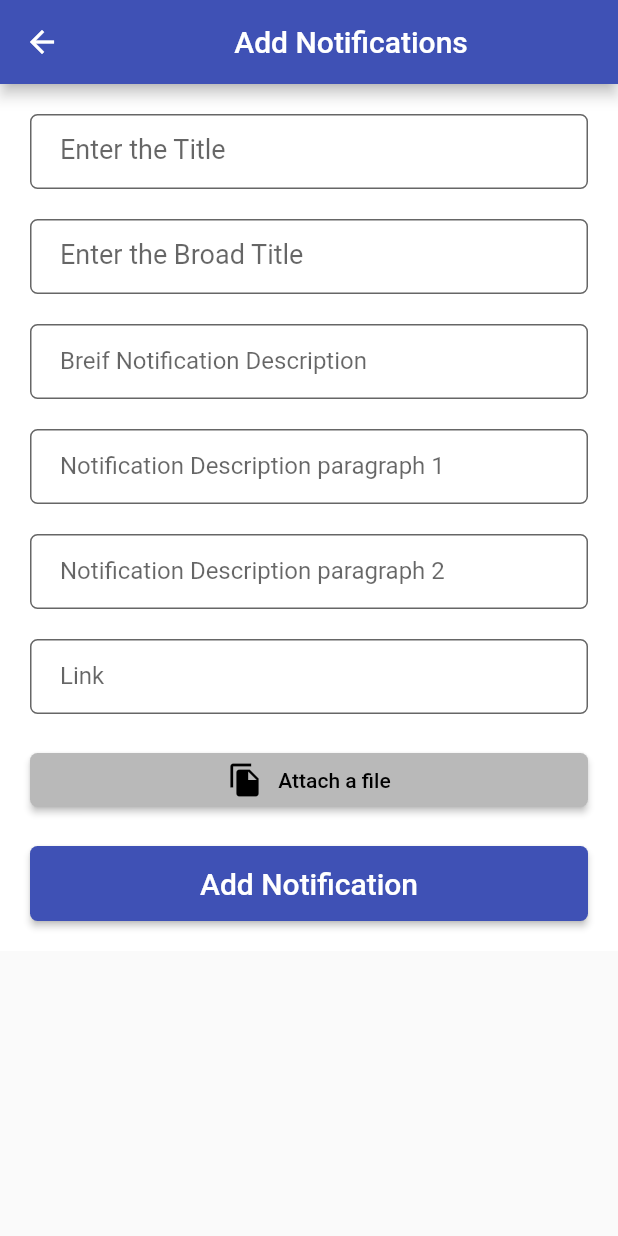
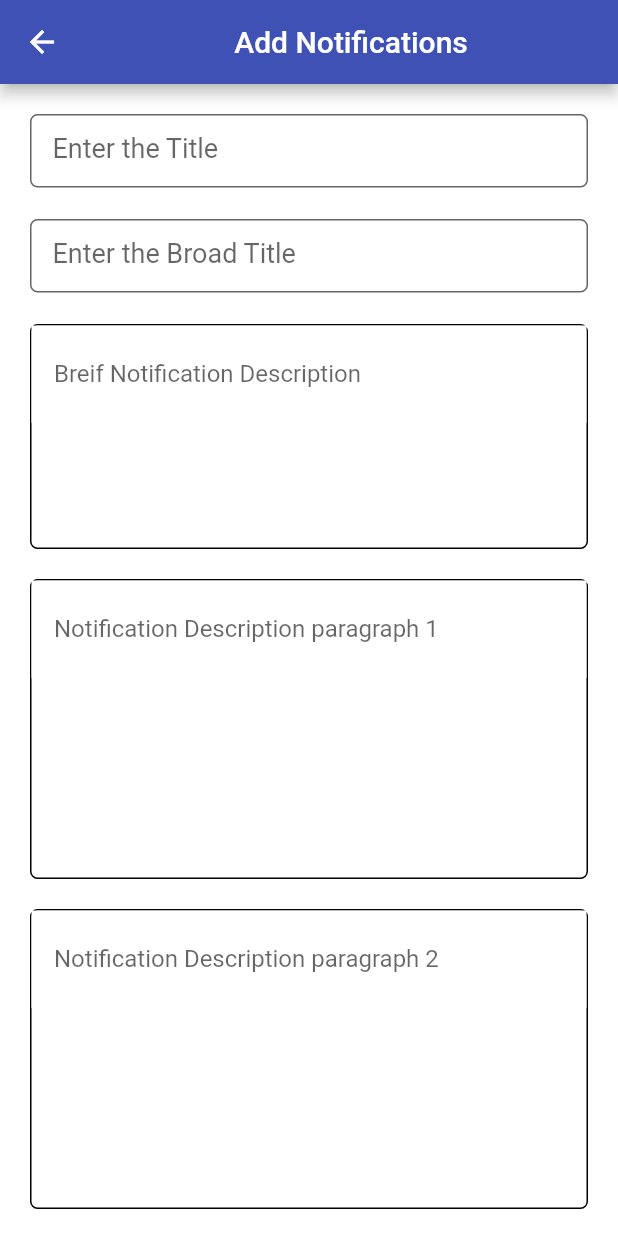
Before and after one commit to fathima-farhath/event_notifier, a Flutter app: the AddNotification screen opened directly, on a phone screen of 412 x 824 dp. Run offline on Flutter 3.47's test engine with Material 2 defaults, Android fonts, the phone set to English and light mode, and no system bars; our stand-ins replace cloud_firestore, date_time_picker, firebase_core, firebase_storage, image_picker; missing offline and left inert: flutter_dropdown; accounts and stored records are empty.

Commit message:
edited the content-padding and increased the height of the text formfields.

```diff
--- a/lib/screens/addNotification.dart
+++ b/lib/screens/addNotification.dart
@@ -82,7 +82,7 @@
                       ),
                       fillColor: Color.fromARGB(255, 255, 255, 255),
                       filled: true,
-                      contentPadding: const EdgeInsets.all(20),
+                      contentPadding: const EdgeInsets.all(15),
                     ),
                     validator: (value) {
                       if (value == null || value.isEmpty) {
@@ -99,7 +99,7 @@
                   width: double.infinity,
                   height: 50,
                   decoration: BoxDecoration(
-                    borderRadius: BorderRadius.circular(10),
+                    borderRadius: BorderRadius.circular(15),
                   ),
                   child: TextFormField(
                     controller: _broadTitleController,
@@ -111,7 +111,7 @@
                       ),
                       fillColor: Color.fromARGB(255, 255, 255, 255),
                       filled: true,
-                      contentPadding: const EdgeInsets.all(20),
+                      contentPadding: const EdgeInsets.all(15),
                     ),
                     validator: (value) {
                       if (value == null || value.isEmpty) {
@@ -124,24 +124,26 @@
                 SizedBox(
                   height:20,
                 ),
-                Container(
+               Container(
                   width: double.infinity,
-                  height: 50,
+                  height: 150,
                   decoration: BoxDecoration(
-                    borderRadius: BorderRadius.circular(10),
+                    borderRadius: BorderRadius.circular(5),
+                    border: Border.all(
+                      color: Colors.black,
+                    )
                   ),
                   child: TextFormField(
                     controller: _shortDescriptionController,
                     decoration: InputDecoration(
+                      border:InputBorder.none,
                       labelText: 'Breif Notification Description',
                       // labelStyle: TextStyle(fontSize: 18.0),
-                      border: OutlineInputBorder(
-                      borderRadius: BorderRadius.circular(5)
-                      ),
                       fillColor: Color.fromARGB(255, 255, 255, 255),
                       filled: true,
-                      contentPadding: const EdgeInsets.all(20),
+                      contentPadding: const EdgeInsets.all(15),
                     ),
+                    maxLines:null,
                     validator: (value) {
                       if (value == null || value.isEmpty) {
                         return 'Please enter some text';
@@ -157,21 +159,21 @@
  // para 1 Description
                 Container(
                   width: double.infinity,
-                  height: 50,
+                 height: 200,
                   decoration: BoxDecoration(
-                    borderRadius: BorderRadius.circular(10),
-                  ),
+                    borderRadius: BorderRadius.circular(5),
+                    border: Border.all(
+                      color: Colors.black,
+                    ),),
                   child: TextFormField(
                     controller: _para1DescController,
                     decoration: InputDecoration(
                       labelText: 'Notification Description paragraph 1',
                       // labelStyle: TextStyle(fontSize: 18.0),
-                      border: OutlineInputBorder(
-                      borderRadius: BorderRadius.circular(5)
-                      ),
+                      border: InputBorder.none,
                       fillColor: Color.fromARGB(255, 255, 255, 255),
                       filled: true,
-                      contentPadding: const EdgeInsets.all(20),
+                      contentPadding: const EdgeInsets.all(15),
                     ),
                     validator: (value) {
                       if (value == null || value.isEmpty) {
@@ -186,23 +188,23 @@
                 // para2 Description
                 Container(
                       width: double.infinity,
-                      height: 50,
-                      decoration: BoxDecoration(
-                        borderRadius: BorderRadius.circular(10),
-                        color: const Color.fromARGB(255, 255, 255, 255),
-                      ),
+                      height: 200,
+                  decoration: BoxDecoration(
+                    borderRadius: BorderRadius.circular(5),
+                    border: Border.all(
+                      color: Colors.black,
+                    )),
                         child: TextFormField(
                           controller: _para2DescController,
                           // Set maxLines to null for a multi-line text area
                           decoration: InputDecoration(
                             labelText: 'Notification Description paragraph 2',
-                            border: OutlineInputBorder(
-                              borderRadius: BorderRadius.circular(5),
-                            ),
+                            border: InputBorder.none,
                             fillColor: Color.fromARGB(255, 255, 255, 255),
                             filled: true,
-                            contentPadding: const EdgeInsets.all(20),
+                            contentPadding: const EdgeInsets.all(15),
                           ),
+                          maxLines: null,
                           validator: (value) {
                             if (value == null || value.isEmpty) {
                               return 'Please enter some text';
@@ -234,7 +236,7 @@
                       ),
                       fillColor: Color.fromARGB(255, 255, 255, 255),
                       filled: true,
-                      contentPadding: const EdgeInsets.all(20),
+                      contentPadding: const EdgeInsets.all(15),
                     ),
                     validator: (value) {
                       if (value == null || value.isEmpty) {
```
